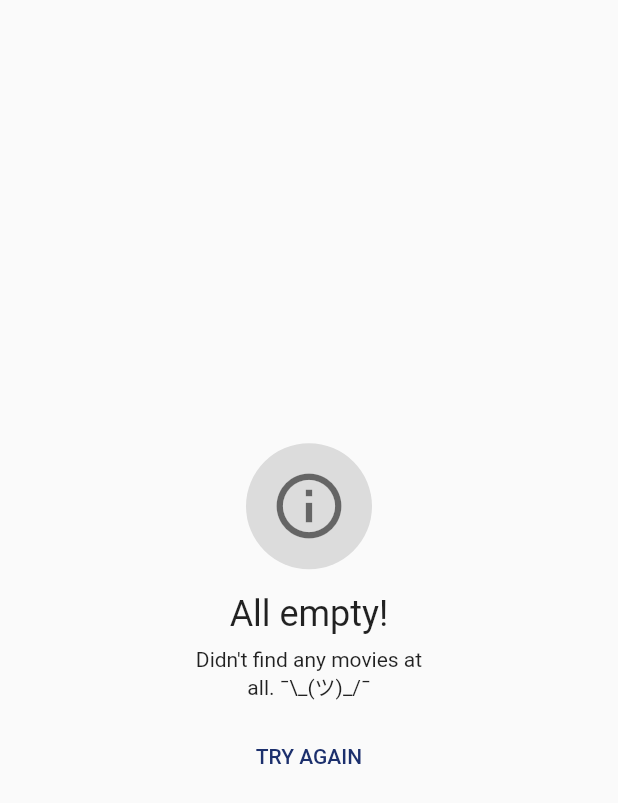
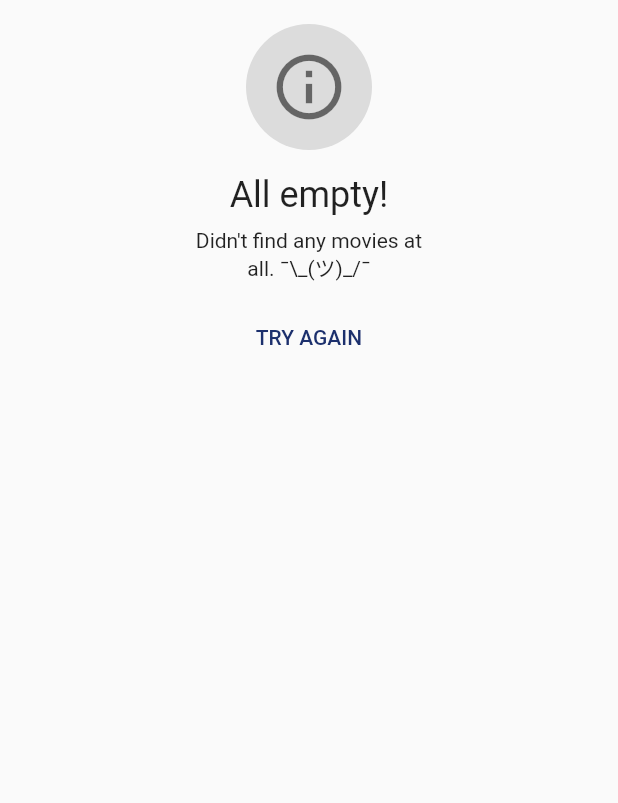
Before and after one commit to roughike/inKino, a Flutter app: the EventGrid widget shown alone on an empty page, opened directly with empty values, on a phone screen of 412 x 824 dp. Shown: the top 803 px of the screen. Run offline on Flutter 3.47's test engine with Material 2 defaults, Android fonts, the phone set to English and light mode, and no system bars; our stand-ins replace flutter_redux, redux, shared_preferences; accounts and stored records are empty; statements that could not run were skipped.

Commit message:
Added some padding for the info views and wrapped it inside a scroll view so that the content doesn't overflow and it looks better.

```diff
--- a/lib/ui/common/error_view.dart
+++ b/lib/ui/common/info_message_view.dart
@@ -1,7 +1,7 @@
 import 'package:flutter/material.dart';
 import 'package:meta/meta.dart';
 
-class ErrorView extends InfoMessageWidget {
+class ErrorView extends InfoMessageView {
   ErrorView({
     String title,
     String description,
@@ -15,8 +15,8 @@ class ErrorView extends InfoMessageWidget {
         );
 }
 
-class InfoMessageWidget extends StatelessWidget {
-  InfoMessageWidget({
+class InfoMessageView extends StatelessWidget {
+  InfoMessageView({
     @required this.title,
     @required this.description,
     this.onActionButtonTapped,
@@ -68,11 +68,14 @@ class InfoMessageWidget extends StatelessWidget {
       ));
     }
 
-    return new Container(
-      child: new Center(
-        child: new Column(
-          mainAxisAlignment: MainAxisAlignment.center,
-          children: content,
+    return new SingleChildScrollView(
+      child: new Container(
+        padding: const EdgeInsets.symmetric(vertical: 16.0),
+        child: new Center(
+          child: new Column(
+            mainAxisAlignment: MainAxisAlignment.center,
+            children: content,
+          ),
         ),
       ),
     );
--- a/lib/ui/events/event_grid.dart
+++ b/lib/ui/events/event_grid.dart
@@ -1,6 +1,6 @@
 import 'package:flutter/material.dart';
 import 'package:inkino/data/models/event.dart';
-import 'package:inkino/ui/common/error_view.dart';
+import 'package:inkino/ui/common/info_message_view.dart';
 import 'package:inkino/ui/event_details/event_details_page.dart';
 import 'package:inkino/ui/events/event_grid_item.dart';
 import 'package:meta/meta.dart';
@@ -51,7 +51,7 @@ class EventGrid extends StatelessWidget {
   @override
   Widget build(BuildContext context) {
     if (events.isEmpty) {
-      return new InfoMessageWidget(
+      return new InfoMessageView(
         title: 'All empty!',
         description: 'Didn\'t find any movies at\nall. ¯\\_(ツ)_/¯',
         onActionButtonTapped: onReloadCallback,
--- a/lib/ui/events/events_page.dart
+++ b/lib/ui/events/events_page.dart
@@ -1,7 +1,7 @@
 import 'package:flutter/material.dart';
 import 'package:flutter_redux/flutter_redux.dart';
 import 'package:inkino/data/models/event.dart';
-import 'package:inkino/ui/common/error_view.dart';
+import 'package:inkino/ui/common/info_message_view.dart';
 import 'package:inkino/ui/events/event_grid.dart';
 import 'package:inkino/ui/events/events_page_view_model.dart';
 import 'package:inkino/ui/common/loading_view.dart';
--- a/lib/ui/main_page.dart
+++ b/lib/ui/main_page.dart
@@ -86,7 +86,7 @@ class _MyHomePageState extends State<MyHomePage>
       controller: _searchQuery,
       autofocus: true,
       decoration: const InputDecoration(
-        hintText: 'Search movies...',
+        hintText: 'Search movies & showtimes...',
         border: InputBorder.none,
         hintStyle: const TextStyle(color: Colors.white30),
       ),
--- a/lib/ui/showtimes/showtimes_page.dart
+++ b/lib/ui/showtimes/showtimes_page.dart
@@ -1,7 +1,7 @@
 import 'package:flutter/material.dart';
 import 'package:flutter_redux/flutter_redux.dart';
 import 'package:inkino/redux/app/app_state.dart';
-import 'package:inkino/ui/common/error_view.dart';
+import 'package:inkino/ui/common/info_message_view.dart';
 import 'package:inkino/ui/common/loading_view.dart';
 import 'package:inkino/ui/showtimes/showtime_date_selector.dart';
 import 'package:inkino/ui/showtimes/showtime_list_tile.dart';
@@ -10,7 +10,7 @@ import 'package:inkino/ui/showtimes/showtime_page_view_model.dart';
 class ShowtimesPage extends StatelessWidget {
   Widget _buildShowtimeList(ShowtimesPageViewModel viewModel) {
     if (viewModel.shows.isEmpty) {
-      return new InfoMessageWidget(
+      return new InfoMessageView(
         title: 'All empty!',
         description:
             'Didn\'t find any movies\nabout to start for today. ¯\\_(ツ)_/¯',
```
